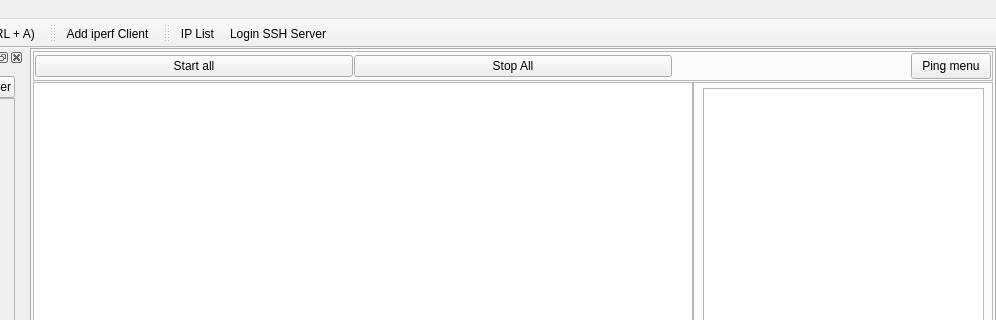
Before: the Qt Designer form QTDesigns/MainMenu.ui in Gorkembukel/MonitorNetworkConnectivityV2, drawn with Qt 5; both pictures show x 96 to 1092 and y 0 to 320 of the 1092 by 729 pixel window.
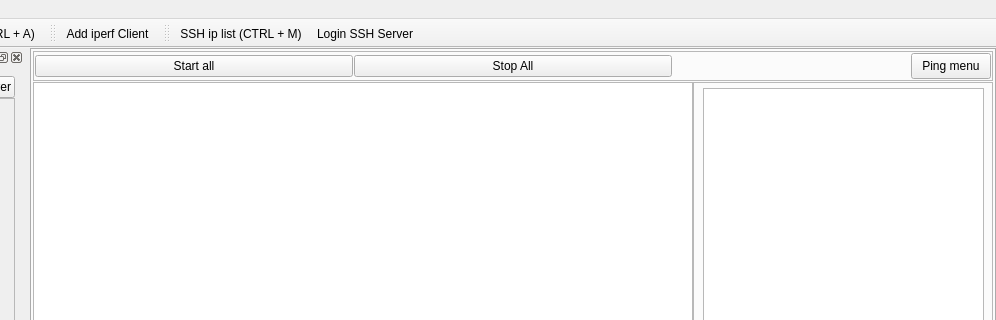
After: the same form once the commit is applied. Icons and pictures are not drawn.

What changed in the file:
```diff
--- a/QTDesigns/MainMenu.ui
+++ b/QTDesigns/MainMenu.ui
@@ -1043,7 +1043,7 @@
      <normaloff>:/icons/icons/git-pull-request.svg</normaloff>:/icons/icons/git-pull-request.svg</iconset>
    </property>
    <property name="text">
-    <string>IP List</string>
+    <string>SSH ip list (CTRL + M)</string>
    </property>
    <property name="shortcut">
     <string>Ctrl+M</string>
```
